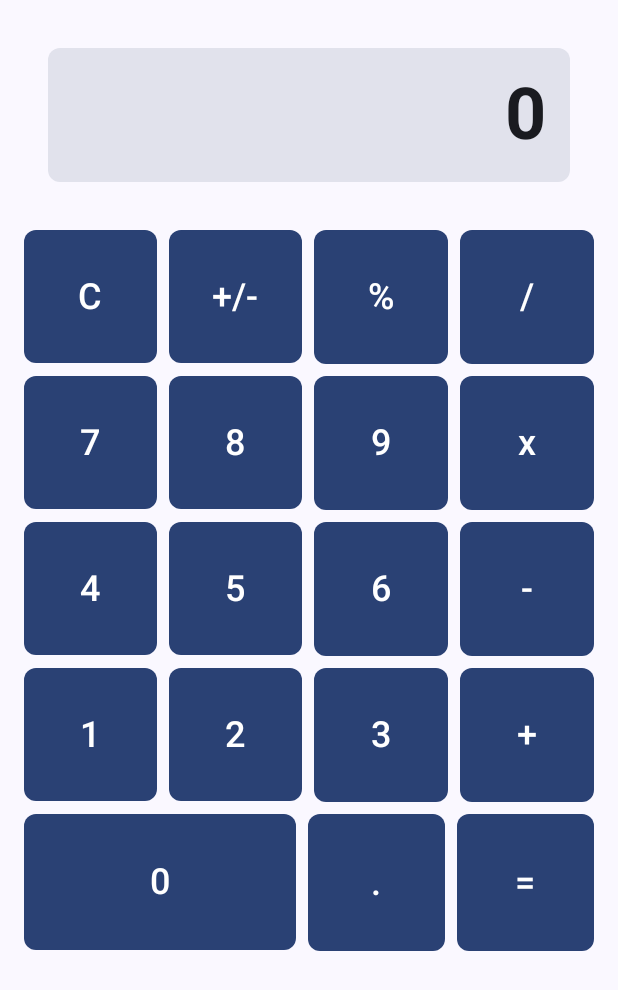
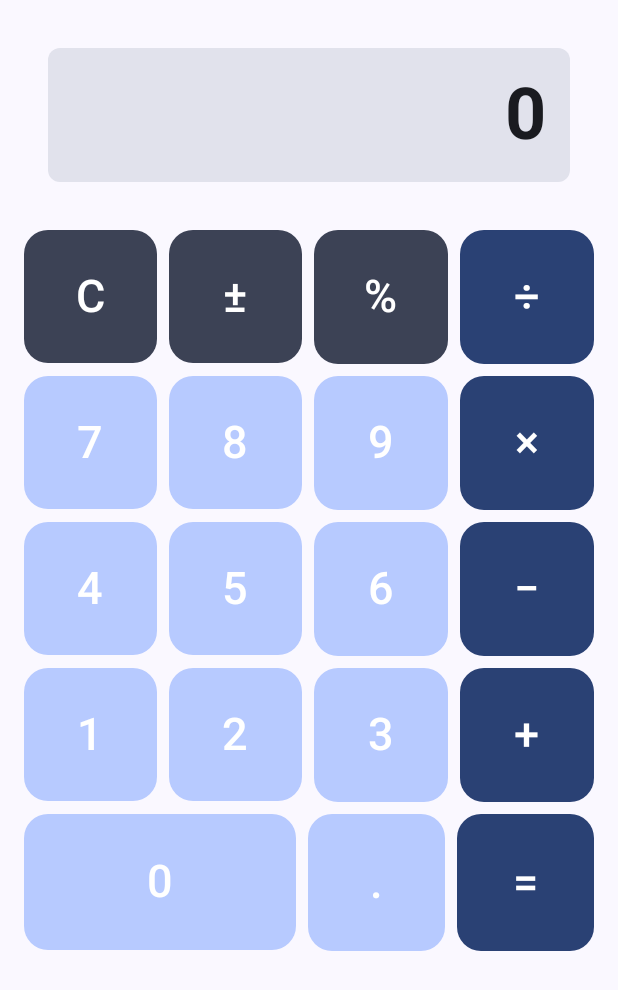
Before and after one commit to rahulbodh/CalculatorApp, an Android app built with Jetpack Compose: the screen it shows after launch (MainActivity), on a phone screen of 412 x 824 dp. Shown: the top 990 px of the screen. Run offline under Robolectric (Android 15) with nearby library versions, the phone set to English and light mode, and no system bars.

Commit message:
update button style

```diff
--- a/app/src/main/java/com/example/calculatorapp/MainActivity.kt
+++ b/app/src/main/java/com/example/calculatorapp/MainActivity.kt
@@ -16,6 +16,7 @@ import androidx.compose.foundation.layout.height
 import androidx.compose.foundation.layout.padding
 import androidx.compose.foundation.shape.RoundedCornerShape
 import androidx.compose.material3.Button
+import androidx.compose.material3.ButtonDefaults
 import androidx.compose.material3.MaterialTheme
 import androidx.compose.material3.Scaffold
 import androidx.compose.material3.Surface
@@ -84,9 +85,9 @@ fun Calculator() {
         Spacer(modifier = Modifier.height(16.dp))
 
         val buttons = listOf(
-            listOf("C", "+/-", "%", "/"),
-            listOf("7", "8", "9", "x"),
-            listOf("4", "5", "6", "-"),
+            listOf("C", "±", "%", "÷"),
+            listOf("7", "8", "9", "×"),
+            listOf("4", "5", "6", "−"),
             listOf("1", "2", "3", "+"),
             listOf("0", ".", "=")
         )
@@ -101,16 +102,30 @@ fun Calculator() {
                 ) {
                     row.forEach { button ->
                         val weight = if(button == "0") 2f else 1f
+                        val backgroundColor  = when (button) {
+                            in listOf("÷", "×", "−", "+", "=") -> MaterialTheme.colorScheme.primary
+                            in listOf("C", "±", "%") -> MaterialTheme.colorScheme.secondary
+                            else -> MaterialTheme.colorScheme.inversePrimary
+                        }
+                        val contentColor = when (button) {
+                            in listOf("÷", "×", "−", "+", "=") -> MaterialTheme.colorScheme.onPrimary
+                            in listOf("C", "±", "%") -> MaterialTheme.colorScheme.onSecondary
+                            else -> MaterialTheme.colorScheme.onPrimary
+                        }
                        Button(
                            onClick = { },
                            modifier = Modifier
                                .weight(weight)
                                .aspectRatio(if(button == "0") 2f else 1f),
-                           shape = RoundedCornerShape(8.dp)
+                           colors = ButtonDefaults.buttonColors(
+                               containerColor = backgroundColor ,
+                               contentColor = contentColor
+                           ),
+                           shape = RoundedCornerShape(16.dp)
                        ) {
                            Text(
                                text = button,
-                               fontSize = 24.sp,
+                               fontSize = 30.sp,
                                fontWeight = FontWeight.Medium
                            )
                        }
```
